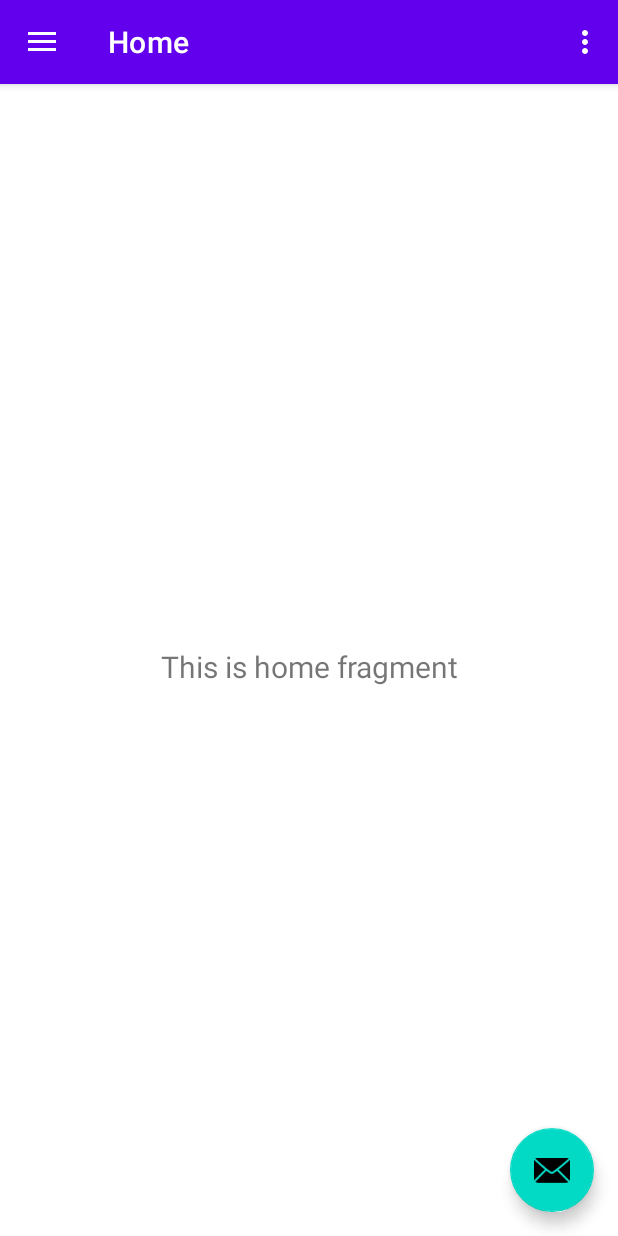
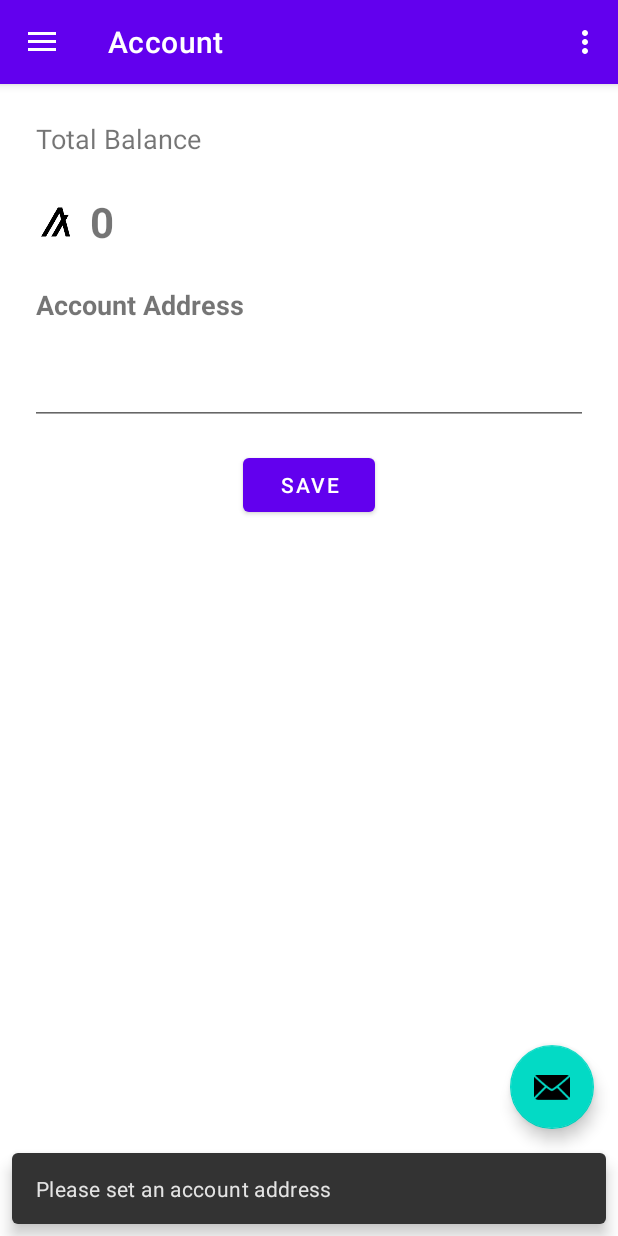
Before and after one commit to bara96/algo-carsharing-android, an Android app: the screen it shows after launch (MainActivity), in the options menu, after a tap on "Settings", on a phone screen of 412 x 824 dp. Run offline under Robolectric (Android 15) with nearby library versions, the phone set to English and light mode, and no system bars; our stand-ins replace navigation-ui; libraries missing offline, so code that uses them is left out: com.algorand.algosdk, org.bouncycastle.jce; 6 statements that could not run were skipped.

Commit message:
Updated AccountFragment, added helpers

```diff
--- a/app/src/main/java/com/example/algorandcarsharing/MainActivity.java
+++ b/app/src/main/java/com/example/algorandcarsharing/MainActivity.java
@@ -4,24 +4,26 @@ import android.content.Context;
 import android.content.SharedPreferences;
 import android.os.Bundle;
 import android.util.Log;
-import android.view.View;
 import android.view.Menu;
+import android.view.MenuItem;
 
-import com.example.algorandcarsharing.helpers.IndexerHelper;
-import com.google.android.material.snackbar.Snackbar;
-import com.google.android.material.navigation.NavigationView;
-
+import androidx.annotation.NonNull;
+import androidx.appcompat.app.AppCompatActivity;
+import androidx.drawerlayout.widget.DrawerLayout;
 import androidx.navigation.NavController;
 import androidx.navigation.Navigation;
 import androidx.navigation.ui.AppBarConfiguration;
 import androidx.navigation.ui.NavigationUI;
-import androidx.drawerlayout.widget.DrawerLayout;
-import androidx.appcompat.app.AppCompatActivity;
 
 import com.example.algorandcarsharing.databinding.ActivityMainBinding;
+import com.example.algorandcarsharing.helpers.IndexerHelper;
+import com.google.android.material.navigation.NavigationView;
+import com.google.android.material.snackbar.Snackbar;
 
+import org.bouncycastle.jce.provider.BouncyCastleProvider;
 import org.json.JSONObject;
 
+import java.security.Security;
 import java.util.Arrays;
 import java.util.concurrent.ExecutorService;
 import java.util.concurrent.Executors;
@@ -33,9 +35,13 @@ public class MainActivity extends AppCompatActivity {
 
     private IndexerHelper indexerHelper;
 
+    private NavController navController;
+
     @Override
     protected void onCreate(Bundle savedInstanceState) {
         super.onCreate(savedInstanceState);
+        Security.removeProvider("BC");
+        Security.insertProviderAt(new BouncyCastleProvider(), 0);
 
         ExecutorService mExecutor = Executors.newSingleThreadExecutor();
         indexerHelper = new IndexerHelper(this);
@@ -44,26 +50,20 @@ public class MainActivity extends AppCompatActivity {
         setContentView(binding.getRoot());
 
         setSupportActionBar(binding.appBarMain.toolbar);
-        binding.appBarMain.fab.setOnClickListener(new View.OnClickListener() {
-            @Override
-            public void onClick(View view) {
-                mExecutor.execute(new Runnable(){
-                    @Override
-                    public void run(){
+        binding.appBarMain.fab.setOnClickListener(view -> {
+            mExecutor.execute(() -> {
                 JSONObject response = null;
                 try {
                     response = indexerHelper.searchTransactions();
                     Log.d("Indexer Response", response.toString(2));
+                    Snackbar.make(view, "Indexer searchTransactions", Snackbar.LENGTH_LONG).show();
                 }
                 catch (Exception e){
-                            Log.e("Indexer Error", Arrays.toString(e.getStackTrace()));
-                        }
+                    Log.e("Indexer Error", e.getMessage());
                 }
             });
-                Snackbar.make(view, "Replace with your own action", Snackbar.LENGTH_LONG)
-                        .setAction("Action", null).show();
-            }
         });
+
         DrawerLayout drawer = binding.drawerLayout;
         NavigationView navigationView = binding.navView;
         // Passing each menu ID as a set of Ids because each
@@ -72,26 +72,15 @@ public class MainActivity extends AppCompatActivity {
                 R.id.nav_home, R.id.nav_gallery, R.id.nav_account)
                 .setOpenableLayout(drawer)
                 .build();
-        NavController navController = Navigation.findNavController(this, R.id.nav_host_fragment_content_main);
+        navController = Navigation.findNavController(this, R.id.nav_host_fragment_content_main);
         NavigationUI.setupActionBarWithNavController(this, navController, mAppBarConfiguration);
         NavigationUI.setupWithNavController(navigationView, navController);
     }
 
     @Override
-    protected void onStart() {
-        super.onStart();
-
-        SharedPreferences accountPreferences = this.getSharedPreferences(getString(R.string.preferences_account), Context.MODE_PRIVATE);
-        final String address = accountPreferences.getString("address", null);
-        if(address == null) {
-            /*
-            NavHostFragment finalHost = NavHostFragment.create(R.navigation.mobile_navigation);
-            getSupportFragmentManager().beginTransaction()
-                    .replace(R.id.nav_account, finalHost)
-                    .setPrimaryNavigationFragment(finalHost)
-                    .commit();
-             */
-        }
+    public boolean onOptionsItemSelected(@NonNull MenuItem item) {
+        checkAccount();
+        return super.onOptionsItemSelected(item);
     }
 
     @Override
@@ -107,4 +96,12 @@ public class MainActivity extends AppCompatActivity {
         return NavigationUI.navigateUp(navController, mAppBarConfiguration)
                 || super.onSupportNavigateUp();
     }
+
+    private void checkAccount() {
+        SharedPreferences sharedPref = this.getSharedPreferences(getString(R.string.preferences_account), Context.MODE_PRIVATE);
+        final String address = sharedPref.getString(getString(R.string.preference_key_address), null);
+        if(address == null) {
+            navController.navigate(R.id.nav_account);
         }
+    }
+}
--- /dev/null
+++ b/app/src/main/java/com/example/algorandcarsharing/fragments/account/AccountFragment.java
@@ -0,0 +1,126 @@
+package com.example.algorandcarsharing.fragments.account;
+
+import android.content.Context;
+import android.content.SharedPreferences;
+import android.os.Bundle;
+import android.util.Log;
+import android.view.LayoutInflater;
+import android.view.View;
+import android.view.ViewGroup;
+import android.widget.TextView;
+
+import androidx.annotation.NonNull;
+import androidx.fragment.app.Fragment;
+import androidx.lifecycle.ViewModelProvider;
+
+import com.example.algorandcarsharing.R;
+import com.example.algorandcarsharing.databinding.FragmentAccountBinding;
+import com.example.algorandcarsharing.helpers.ApplicationHelper;
+import com.google.android.material.snackbar.Snackbar;
+
+import java.util.Arrays;
+import java.util.Objects;
+import java.util.concurrent.ExecutorService;
+import java.util.concurrent.Executors;
+
+public class AccountFragment extends Fragment {
+
+    private FragmentAccountBinding binding;
+    private long balance = 0;
+    private String address = null;
+
+    private ApplicationHelper applicationHelper;
+    private View rootView;
+
+    public View onCreateView(@NonNull LayoutInflater inflater,
+                             ViewGroup container, Bundle savedInstanceState) {
+        AccountViewModel accountViewModel = new ViewModelProvider(this).get(AccountViewModel.class);
+
+        Context context = getActivity();
+        ExecutorService mExecutor = Executors.newSingleThreadExecutor();
+
+        applicationHelper = new ApplicationHelper(context);
+
+        binding = FragmentAccountBinding.inflate(inflater, container, false);
+        rootView = binding.getRoot();
+
+        binding.saveBt.setOnClickListener(v -> {
+            address = String.valueOf(binding.addressEt.getText());
+            saveAccountData();
+            Snackbar.make(rootView, "Address saved", Snackbar.LENGTH_SHORT).show();
+        });
+
+        binding.swipe.setOnRefreshListener(
+                () -> {
+                    if(address != null) {
+                        mExecutor.execute(() -> {
+                            try {
+                                balance = applicationHelper.getBalance(address);
+                                saveAccountData();
+                                requireActivity().runOnUiThread(() -> binding.balanceTv.setText(String.valueOf(balance)));
+                            }
+                            catch (Exception e){
+                                Log.e("Request Error", e.getMessage());
+                                Snackbar.make(rootView, String.format("Error refreshing balance: %s", e.getMessage()), Snackbar.LENGTH_LONG).show();
+
+                            }
+                            finally {
+                                binding.swipe.setRefreshing(false);
+                            }
+                        });
+                    }
+                });
+
+        // accountViewModel.getBalance().observe(getViewLifecycleOwner(), balanceTextView::setText);
+        // accountViewModel.getAddress().observe(getViewLifecycleOwner(), addressEditText::setText);
+        return rootView;
+    }
+
+    @Override
+    public void onStart() {
+        super.onStart();
+
+        loadAccountData();
+    }
+
+    @Override
+    public void onResume() {
+        super.onResume();
+
+        loadAccountData();
+        if(this.address == null) {
+            Snackbar.make(rootView, "Please set an account address", Snackbar.LENGTH_LONG).show();
+        }
+    }
+
+    @Override
+    public void onDestroyView() {
+        super.onDestroyView();
+        binding = null;
+    }
+
+    public void saveAccountData() {
+        Context context = getActivity();
+        if (context != null) {
+            SharedPreferences sharedPref = getActivity().getSharedPreferences(getString(R.string.preferences_account), Context.MODE_PRIVATE);
+            SharedPreferences.Editor editor = sharedPref.edit();
+
+            editor.putString(getString(R.string.preference_key_address), String.valueOf(address).trim());
+            editor.putLong(getString(R.string.preference_key_balance), balance);
+            editor.apply();
+        }
+    }
+
+    private void loadAccountData() {
+        Context context = getActivity();
+        if (context != null) {
+            SharedPreferences sharedPref = context.getSharedPreferences(getString(R.string.preferences_account), Context.MODE_PRIVATE);
+            this.address = sharedPref.getString(getString(R.string.preference_key_address), null);
+            this.balance = sharedPref.getLong(getString(R.string.preference_key_balance), 0);
+
+            binding.addressEt.setText(this.address);
+            binding.balanceTv.setText(String.valueOf(this.balance));
+
+        }
+    }
+}
--- /dev/null
+++ b/app/src/main/java/com/example/algorandcarsharing/fragments/account/AccountViewModel.java
@@ -0,0 +1,24 @@
+package com.example.algorandcarsharing.fragments.account;
+
+import androidx.lifecycle.LiveData;
+import androidx.lifecycle.MutableLiveData;
+import androidx.lifecycle.ViewModel;
+
+public class AccountViewModel extends ViewModel {
+
+    private final MutableLiveData<String> balance;
+    private final MutableLiveData<String> address;
+
+    public AccountViewModel() {
+        balance = new MutableLiveData<>();
+        address = new MutableLiveData<>();
+    }
+
+    public LiveData<String> getBalance() {
+        return balance;
+    }
+
+    public LiveData<String> getAddress() {
+        return address;
+    }
+}
--- /dev/null
+++ b/app/src/main/java/com/example/algorandcarsharing/helpers/ApplicationHelper.java
@@ -0,0 +1,62 @@
+package com.example.algorandcarsharing.helpers;
+
+import android.content.Context;
+import android.util.Log;
+
+import com.algorand.algosdk.crypto.Address;
+import com.algorand.algosdk.v2.client.common.AlgodClient;
+import com.algorand.algosdk.v2.client.common.Response;
+import com.algorand.algosdk.v2.client.model.Account;
+import com.example.algorandcarsharing.R;
+
+
+public class ApplicationHelper {
+
+    protected Context context;
+    protected AlgodClient client;
+    protected String clientAddress = "10.0.2.2";
+    protected String clientToken = "aaaaaaaaaaaaaaaaaaaaaaaaaaaaaaaaaaaaaaaaaaaaaaaaaaaaaaaaaaaaaaaa";
+    protected int clientPort = 4001;
+    protected String transactionNote;
+
+    public ApplicationHelper(Context context, String clientAddress, int clientPort, String clientToken) {
+        this.context = context;
+        this.transactionNote = context.getString(R.string.preferences_account);
+
+        this.clientAddress = clientAddress;
+        this.clientPort = clientPort;
+        this.clientToken = clientToken;
+        this.client = this.connectToClient();
+    }
+
+    public ApplicationHelper(Context context) {
+        this.context = context;
+        this.transactionNote = context.getString(R.string.preferences_account);
+
+        this.client = this.connectToClient();
+    }
+
+    /**
+     * Connect to indexer Client
+     * @return Client
+     */
+    private AlgodClient connectToClient() {
+        return new AlgodClient(this.clientAddress, this.clientPort, this.clientToken);
+    }
+
+    public AlgodClient getClient() {
+        return client;
+    }
+
+    public Long getBalance(String address) throws Exception {
+        Address pk = new Address(address);
+
+        Response<Account> respAcct = client.AccountInformation(pk).execute();
+        if (!respAcct.isSuccessful()) {
+            throw new Exception(respAcct.message());
+        }
+        Account accountInfo = respAcct.body();
+        Log.d(this.getClass().toString(), respAcct.toString());
+        return accountInfo.amount;
+    }
+}
--- a/app/src/main/java/com/example/algorandcarsharing/helpers/IndexerHelper.java
+++ b/app/src/main/java/com/example/algorandcarsharing/helpers/IndexerHelper.java
@@ -14,15 +14,15 @@ import org.json.JSONObject;
 public class IndexerHelper {
 
     protected Context context;
-    protected IndexerClient indexerClient;
-    protected String indexerAddress = "10.0.2.2";
-    protected int indexerPort = 8980;
+    protected IndexerClient client;
+    protected String clientAddress = "10.0.2.2";
+    protected int clientPort = 8980;
     protected String transactionNote;
 
-    public IndexerHelper(Context context, String indexerAddress, int indexerPort) {
-        this.indexerAddress = indexerAddress;
-        this.indexerPort = indexerPort;
-        this.indexerClient = this.connectToClient();
+    public IndexerHelper(Context context, String clientAddress, int clientPort) {
+        this.clientAddress = clientAddress;
+        this.clientPort = clientPort;
+        this.client = this.connectToClient();
         this.context = context;
         this.transactionNote = context.getString(R.string.preferences_account);
     }
@@ -30,7 +30,7 @@ public class IndexerHelper {
     public IndexerHelper(Context context) {
         this.context = context;
         this.transactionNote = context.getString(R.string.preferences_account);
-        this.indexerClient = this.connectToClient();
+        this.client = this.connectToClient();
     }
 
     /**
@@ -38,15 +38,15 @@ public class IndexerHelper {
      * @return Client
      */
     private IndexerClient connectToClient() {
-        return new IndexerClient(this.indexerAddress, this.indexerPort);
+        return new IndexerClient(this.clientAddress, this.clientPort);
     }
 
-    public IndexerClient getIndexerClient() {
-        return indexerClient;
+    public IndexerClient getClient() {
+        return client;
     }
 
     public JSONObject searchTransactions() throws Exception {
-        Response<TransactionsResponse> response = this.indexerClient
+        Response<TransactionsResponse> response = this.client
                 .searchForTransactions()
                 .notePrefix(this.transactionNote.getBytes())
                 .txType(Enums.TxType.APPL)
--- /dev/null
+++ b/app/src/main/res/drawable/ic_menu_home.xml
@@ -0,0 +1,10 @@
+<vector xmlns:android="http://schemas.android.com/apk/res/android"
+    android:width="24dp"
+    android:height="24dp"
+    android:viewportWidth="24"
+    android:viewportHeight="24"
+    android:tint="?attr/colorControlNormal">
+  <path
+      android:fillColor="@android:color/white"
+      android:pathData="M10,20v-6h4v6h5v-8h3L12,3 2,12h3v8z"/>
+</vector>
--- a/app/src/main/res/layout/fragment_account.xml
+++ b/app/src/main/res/layout/fragment_account.xml
@@ -4,7 +4,7 @@
     xmlns:tools="http://schemas.android.com/tools"
     android:layout_width="match_parent"
     android:layout_height="match_parent"
-    tools:context=".fragments.AccountFragment">
+    tools:context=".fragments.account.AccountFragment">
 
     <androidx.swiperefreshlayout.widget.SwipeRefreshLayout
         android:id="@+id/swipe"
@@ -14,7 +14,8 @@
 
         <androidx.constraintlayout.widget.ConstraintLayout
             android:layout_width="match_parent"
-            android:layout_height="wrap_content">
+            android:layout_height="wrap_content"
+            >
 
             <TextView
                 android:id="@+id/total_tv"
@@ -26,27 +27,35 @@
                 app:layout_constraintLeft_toLeftOf="parent"
                 app:layout_constraintTop_toTopOf="parent" />
 
+            <androidx.constraintlayout.widget.ConstraintLayout
+                android:id="@+id/balance_layout"
+                android:layout_width="match_parent"
+                android:layout_height="wrap_content"
+                android:layout_margin="24dp"
+                app:layout_constraintLeft_toLeftOf="parent"
+                app:layout_constraintTop_toBottomOf="@id/total_tv">
+
                 <ImageView
                     android:id="@+id/logo"
-                android:layout_width="36dp"
-                android:layout_height="36dp"
-                android:layout_margin="24dp"
+                    android:layout_width="28sp"
+                    android:layout_height="28sp"
                     android:src="@drawable/algo_logo"
-                app:layout_constraintLeft_toLeftOf="parent"
-                app:layout_constraintTop_toBottomOf="@id/total_tv" />
+                    app:layout_constraintBottom_toBottomOf="parent"
+                    app:layout_constraintStart_toStartOf="parent"
+                    app:layout_constraintTop_toTopOf="parent" />
 
                 <TextView
                     android:id="@+id/balance_tv"
                     android:layout_width="wrap_content"
                     android:layout_height="wrap_content"
                     android:layout_marginLeft="8dp"
-                android:layout_marginTop="16dp"
                     android:text="0"
-                android:textSize="36sp"
+                    android:textSize="28sp"
                     android:textStyle="bold"
+                    app:layout_constraintBottom_toBottomOf="parent"
                     app:layout_constraintLeft_toRightOf="@id/logo"
-                app:layout_constraintTop_toBottomOf="@id/total_tv" />
-
+                    app:layout_constraintTop_toTopOf="parent" />
+            </androidx.constraintlayout.widget.ConstraintLayout>
 
             <TextView
                 android:id="@+id/address_tv"
@@ -57,19 +66,30 @@
                 android:textSize="18sp"
                 android:textStyle="bold"
                 app:layout_constraintLeft_toLeftOf="parent"
-                app:layout_constraintTop_toBottomOf="@id/balance_tv" />
+                app:layout_constraintTop_toBottomOf="@id/balance_layout" />
 
             <EditText
                 android:id="@+id/address_et"
                 android:layout_width="match_parent"
                 android:layout_height="wrap_content"
-                android:layout_margin="24dp"
+                android:layout_margin="20dp"
                 android:ems="10"
                 android:inputType="textPersonName"
+                android:minHeight="48dp"
                 app:layout_constraintLeft_toLeftOf="parent"
-                app:layout_constraintTop_toBottomOf="@id/address_tv"
-                />
+                app:layout_constraintTop_toBottomOf="@id/address_tv" />
 
+            <Button
+                android:id="@+id/save_bt"
+                android:layout_width="wrap_content"
+                android:layout_height="wrap_content"
+                android:layout_centerInParent="true"
+                android:layout_margin="16dp"
+                android:text="@string/save"
+                app:layout_constraintEnd_toEndOf="parent"
+                app:layout_constraintHorizontal_bias="0.5"
+                app:layout_constraintStart_toStartOf="parent"
+                app:layout_constraintTop_toBottomOf="@id/address_et" />
 
             <ProgressBar
                 android:id="@+id/progressBar"
--- a/app/src/main/res/layout/nav_header_main.xml
+++ b/app/src/main/res/layout/nav_header_main.xml
@@ -14,11 +14,11 @@
 
     <ImageView
         android:id="@+id/imageView"
-        android:layout_width="wrap_content"
-        android:layout_height="wrap_content"
+        android:layout_width="99dp"
+        android:layout_height="71dp"
         android:contentDescription="@string/nav_header_desc"
         android:paddingTop="@dimen/nav_header_vertical_spacing"
-        app:srcCompat="@mipmap/ic_launcher_round" />
+        app:srcCompat="@drawable/algo_logo" />
 
     <TextView
         android:layout_width="match_parent"
--- a/app/src/main/res/menu/activity_main_drawer.xml
+++ b/app/src/main/res/menu/activity_main_drawer.xml
@@ -6,7 +6,7 @@
     <group android:checkableBehavior="single">
         <item
             android:id="@+id/nav_home"
-            android:icon="@drawable/ic_menu_camera"
+            android:icon="@drawable/ic_menu_home"
             android:title="@string/menu_home" />
         <item
             android:id="@+id/nav_gallery"
--- a/app/src/main/res/navigation/mobile_navigation.xml
+++ b/app/src/main/res/navigation/mobile_navigation.xml
@@ -19,7 +19,7 @@
 
     <fragment
         android:id="@+id/nav_account"
-        android:name="com.example.algorandcarsharing.fragments.AccountFragment"
+        android:name="com.example.algorandcarsharing.fragments.account.AccountFragment"
         android:label="@string/menu_account"
         tools:layout="@layout/fragment_account" />
 </navigation>
--- a/app/src/main/res/values/strings.xml
+++ b/app/src/main/res/values/strings.xml
@@ -2,8 +2,8 @@
     <string name="app_name">Algorand Carsharing</string>
     <string name="navigation_drawer_open">Open navigation drawer</string>
     <string name="navigation_drawer_close">Close navigation drawer</string>
-    <string name="nav_header_title">Android Studio</string>
-    <string name="nav_header_subtitle">android.studio@android.com</string>
+    <string name="nav_header_title">Algorand Carsharing</string>
+    <string name="nav_header_subtitle">Demo Application</string>
     <string name="nav_header_desc">Navigation header</string>
     <string name="action_settings">Settings</string>
 
@@ -11,9 +11,16 @@
     <string name="menu_gallery">Gallery</string>
     <string name="menu_account">Account</string>
 
-    <string name="preferences_account">preferences_account</string>
     <string name="total_balance">Total Balance</string>
     <string name="account_address">Account Address</string>
+    <string name="save">Save</string>
 
+    <!-- Shared Preferences -->
+    <string name="preferences_account">preferences_account</string>
+    <string name="preference_key_address">preference_key_address</string>
+    <string name="preference_key_balance">preference_key_balance</string>
+
+    <!-- env -->
     <string name="env_transaction_note">67c8df8c4a6ef03decdfd0f174d16641</string>
+
 </resources>
```
Also changed, not shown: app/src/main/java/com/example/algorandcarsharing/fragments/AccountFragment.java (deleted, +0 -58 lines). Lines whose indentation alone changed are shown as unchanged.
